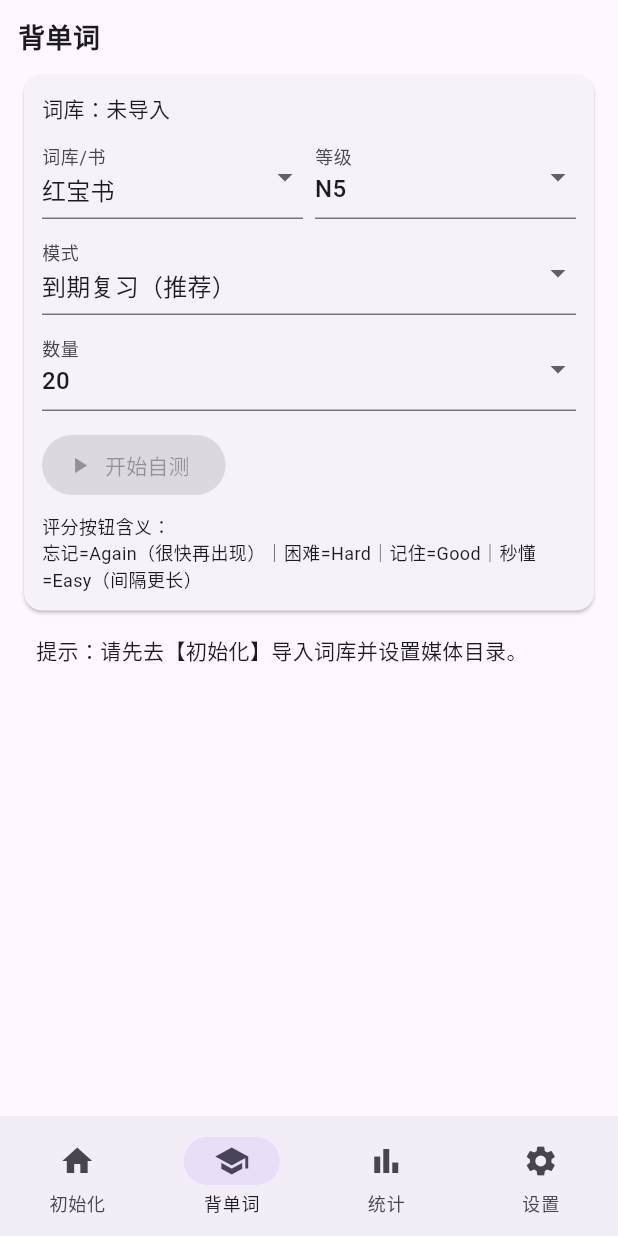
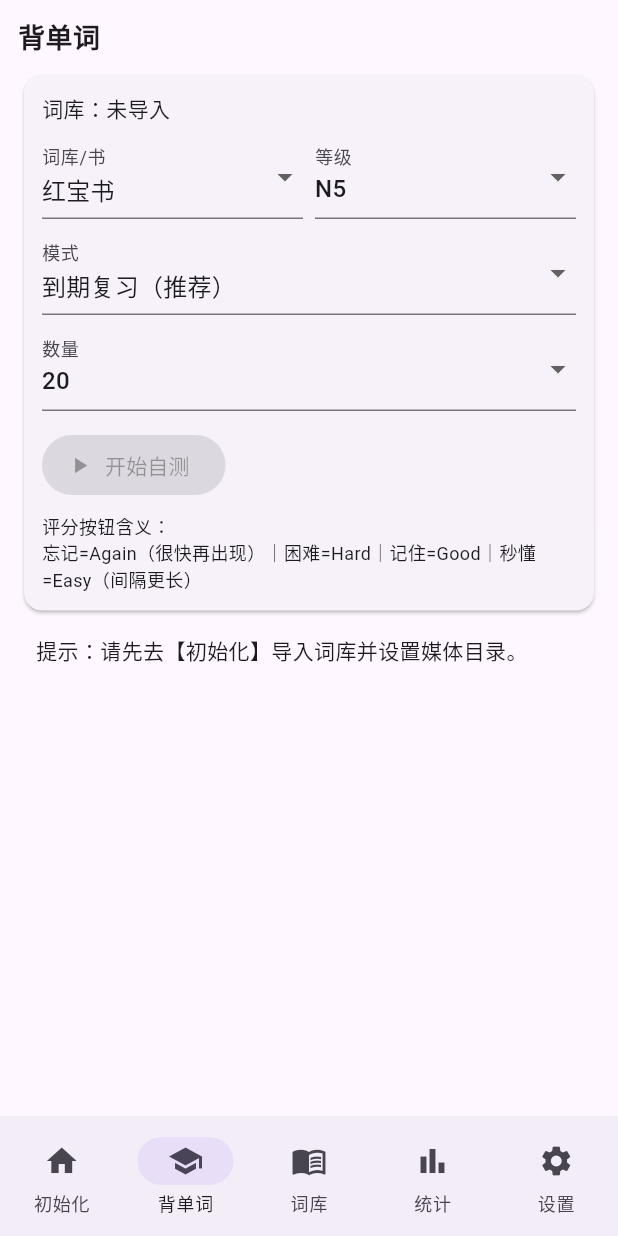
Before and after one commit to simalian01/jpapp, a Flutter app: the screen it shows after launch, item 2 of the bottom bar chosen, on a phone screen of 412 x 824 dp. Run offline on Flutter 3.47's test engine with Material 3 defaults, Android fonts, the phone set to English and light mode, and no system bars; our stand-ins replace file_picker, just_audio, permission_handler, shared_preferences, sqflite; accounts and stored records are empty.

Commit message:
Add LibraryPage to HomeShell navigation
Added LibraryPage to the navigation and imports.

```diff
--- a/lib/pages/home.dart
+++ b/lib/pages/home.dart
@@ -2,6 +2,7 @@ import 'package:flutter/material.dart';
 import '../app_state.dart';
 import 'setup.dart';
 import 'study.dart';
+import 'library.dart';
 import 'stats.dart';
 import 'settings.dart';
 
@@ -22,6 +23,7 @@ class _HomeShellState extends State<HomeShell> {
     final pages = [
       const SetupPage(),
       const StudyPage(),
+      const LibraryPage(), // ✅ 新增：词库浏览/搜索
       const StatsPage(),
       const SettingsPage(),
     ];
@@ -37,6 +39,7 @@ class _HomeShellState extends State<HomeShell> {
             destinations: const [
               NavigationDestination(icon: Icon(Icons.home), label: '初始化'),
               NavigationDestination(icon: Icon(Icons.school), label: '背单词'),
+              NavigationDestination(icon: Icon(Icons.menu_book), label: '词库'), // ✅
               NavigationDestination(icon: Icon(Icons.bar_chart), label: '统计'),
               NavigationDestination(icon: Icon(Icons.settings), label: '设置'),
             ],
```
